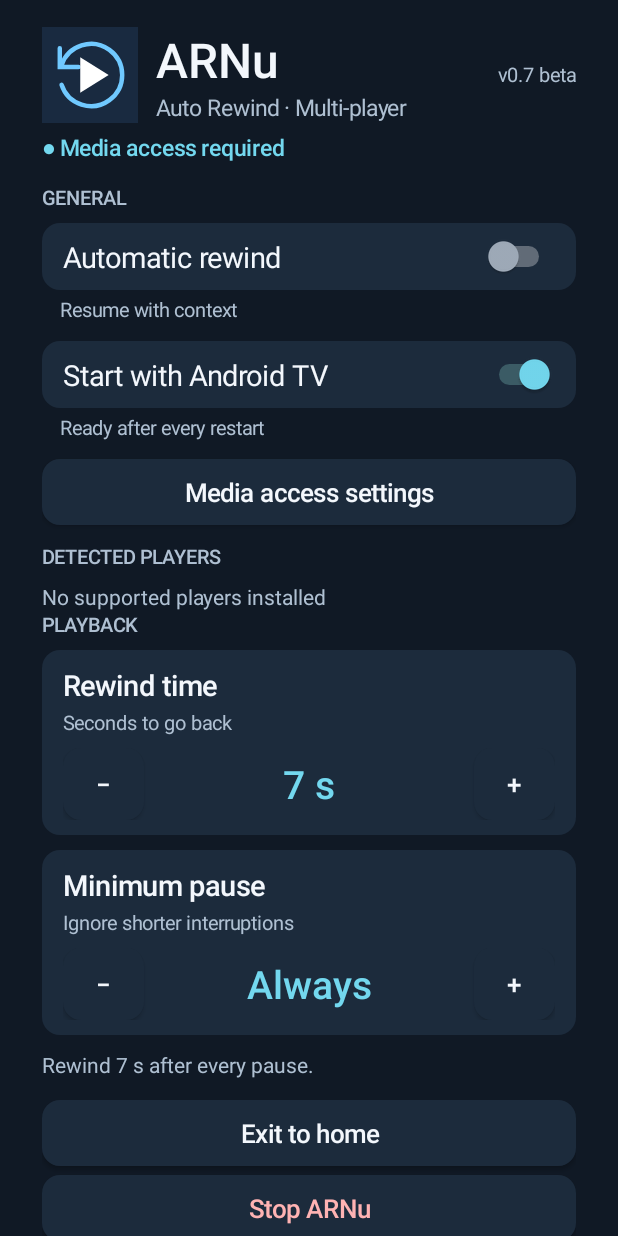
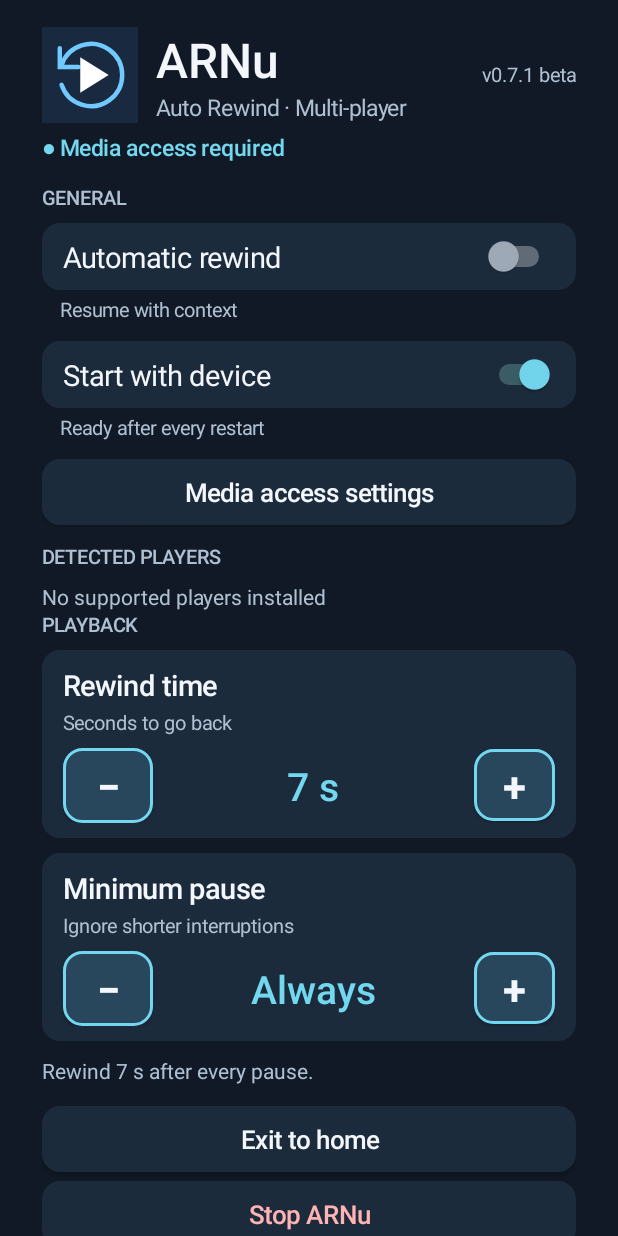
Before and after one commit to usertion/ARNu, an Android app: the screen it shows after launch (MainActivity), on a phone screen of 412 x 824 dp. Run offline under Robolectric (Android 15) with nearby library versions, the phone set to English and light mode, and no system bars.

Commit message:
0.7.1 beta: MainActivity.java

```diff
--- a/app/src/main/java/org/arnu/diagnostic/MainActivity.java
+++ b/app/src/main/java/org/arnu/diagnostic/MainActivity.java
@@ -19,6 +19,8 @@ public final class MainActivity extends Activity {
  private static final int BG=0xff101925,CARD=0xff1c2b3c,INK=0xfff3f7fc,MUTED=0xffafc0d2,ACCENT=0xff73d8ef;
  private SharedPreferences p;
  private TextView status,summary;
+ private final java.util.Map<String,Switch> switches=new java.util.HashMap<>();
+ private boolean syncing;
  private String t(String en,String sp){return es?sp:en;}
  private int dp(float n){return Math.round(n*getResources().getDisplayMetrics().density);}
  private GradientDrawable shape(int color,int stroke){GradientDrawable d=new GradientDrawable();d.setColor(color);d.setCornerRadius(dp(12));if(stroke!=0)d.setStroke(dp(2),stroke);return d;}
@@ -29,28 +31,29 @@ public final class MainActivity extends Activity {
  private void gap(LinearLayout l,int h){Space s=new Space(this);l.addView(s,new LinearLayout.LayoutParams(1,dp(h)));}
  private void fill(LinearLayout l,android.view.View v){l.addView(v,new LinearLayout.LayoutParams(0,-2,1));}
  private Button button(String text){Button b=new Button(this);b.setText(text);b.setTextSize(17);b.setTextColor(INK);b.setAllCaps(false);b.setBackground(focus());b.setMinHeight(dp(44));b.setMinimumHeight(dp(44));b.setPadding(dp(12),dp(5),dp(12),dp(5));b.setFocusable(true);return b;}
+ private Button counterButton(String text){Button b=button(text);b.setTextSize(28);b.setTypeface(Typeface.DEFAULT_BOLD);b.setTextColor(INK);StateListDrawable d=new StateListDrawable();d.addState(new int[]{android.R.attr.state_focused},shape(0xff17637b,0xffffffff));d.addState(new int[]{android.R.attr.state_pressed},shape(0xff17637b,0xffffffff));d.addState(new int[]{},shape(0xff29475c,ACCENT));b.setBackground(d);return b;}
  private void toggle(LinearLayout parent,String title,String subtitle,String key,boolean def){
  Switch s=new Switch(this);s.setText(title);s.setTextColor(INK);s.setTextSize(19);s.setShowText(false);s.setChecked(p.getBoolean(key,def));s.setBackground(focus());s.setPadding(dp(14),dp(9),dp(14),dp(9));s.setFocusable(true);
  s.setThumbTintList(new ColorStateList(new int[][]{new int[]{android.R.attr.state_checked},new int[]{}},new int[]{ACCENT,0xffa0acba}));
- s.setOnCheckedChangeListener((v,on)->{p.edit().putBoolean(key,on).apply();refresh();});parent.addView(s,new LinearLayout.LayoutParams(-1,-2));gap(parent,4);TextView hint=label(subtitle,13,MUTED,false);hint.setPadding(dp(12),0,0,0);parent.addView(hint);gap(parent,12);
+ s.setSaveEnabled(false);switches.put(key,s);s.setOnCheckedChangeListener((v,on)->{if(!syncing){p.edit().putBoolean(key,on).commit();refresh();}});parent.addView(s,new LinearLayout.LayoutParams(-1,-2));gap(parent,4);TextView hint=label(subtitle,13,MUTED,false);hint.setPadding(dp(12),0,0,0);parent.addView(hint);gap(parent,12);
  }
  private void counter(LinearLayout parent,String title,String subtitle,String key,int min,int max,int def){
  LinearLayout card=vertical();card.setBackground(shape(CARD,0));card.setPadding(dp(14),dp(10),dp(14),dp(10));card.addView(label(title,19,INK,true));gap(card,3);card.addView(label(subtitle,13,MUTED,false));gap(card,8);
- LinearLayout row=horizontal();Button minus=button("−"),plus=button("+");TextView val=label("",26,ACCENT,true);val.setGravity(Gravity.CENTER);row.addView(minus,new LinearLayout.LayoutParams(dp(54),dp(48)));fill(row,val);row.addView(plus,new LinearLayout.LayoutParams(dp(54),dp(48)));card.addView(row);parent.addView(card);gap(parent,10);
+ LinearLayout row=horizontal();Button minus=counterButton("−"),plus=counterButton("+");TextView val=label("",26,ACCENT,true);val.setGravity(Gravity.CENTER);row.addView(minus,new LinearLayout.LayoutParams(dp(60),dp(50)));fill(row,val);row.addView(plus,new LinearLayout.LayoutParams(dp(54),dp(48)));card.addView(row);parent.addView(card);gap(parent,10);
  Runnable display=()->{int n=p.getInt(key,def);val.setText(n==0?t("Always","Siempre"):n+" s");minus.setContentDescription(t("Decrease ","Reducir ")+title);plus.setContentDescription(t("Increase ","Aumentar ")+title);};
- minus.setOnClickListener(v->{p.edit().putInt(key,Math.max(min,p.getInt(key,def)-1)).apply();display.run();refresh();});
- plus.setOnClickListener(v->{p.edit().putInt(key,Math.min(max,p.getInt(key,def)+1)).apply();display.run();refresh();});display.run();
+ minus.setOnClickListener(v->{p.edit().putInt(key,Math.max(min,p.getInt(key,def)-1)).commit();display.run();refresh();});
+ plus.setOnClickListener(v->{p.edit().putInt(key,Math.min(max,p.getInt(key,def)+1)).commit();display.run();refresh();});display.run();
  }
  @Override public void onCreate(Bundle b){
  super.onCreate(b);p=getSharedPreferences("arnu",0);p.edit().putInt("opened_boot",Settings.Global.getInt(getContentResolver(),"boot_count",-1)).apply();
  ScrollView scroll=new ScrollView(this);scroll.setFillViewport(true);scroll.setBackgroundColor(BG);LinearLayout root=vertical();root.setPadding(dp(28),dp(18),dp(28),dp(18));scroll.addView(root);setContentView(scroll);
- LinearLayout header=horizontal();ImageView logo=new ImageView(this);logo.setImageResource(R.drawable.arnu_icon);header.addView(logo,new LinearLayout.LayoutParams(dp(64),dp(64)));LinearLayout branding=vertical();branding.setPadding(dp(12),0,0,0);branding.addView(label("ARNu",32,INK,true));branding.addView(label("Auto Rewind · Multi-player",15,MUTED,false));fill(header,branding);header.addView(label("v0.7 beta",13,MUTED,false));root.addView(header);gap(root,6);status=label("",15,ACCENT,true);root.addView(status);gap(root,14);
+ LinearLayout header=horizontal();ImageView logo=new ImageView(this);logo.setImageResource(R.drawable.arnu_icon);header.addView(logo,new LinearLayout.LayoutParams(dp(64),dp(64)));LinearLayout branding=vertical();branding.setPadding(dp(12),0,0,0);branding.addView(label("ARNu",32,INK,true));branding.addView(label("Auto Rewind · Multi-player",15,MUTED,false));fill(header,branding);header.addView(label("v0.7.1 beta",13,MUTED,false));root.addView(header);gap(root,6);status=label("",15,ACCENT,true);root.addView(status);gap(root,14);
  boolean wide=getResources().getConfiguration().screenWidthDp>=650;LinearLayout columns=wide?horizontal():vertical();columns.setGravity(Gravity.TOP);root.addView(columns);
  LinearLayout left=vertical(),right=vertical();if(wide){fill(columns,left);Space sp=new Space(this);columns.addView(sp,new LinearLayout.LayoutParams(dp(20),1));fill(columns,right);}else{columns.addView(left);columns.addView(right);}
  left.addView(label(t("GENERAL","GENERAL"),13,MUTED,true));gap(left,8);
  toggle(left,t("Automatic rewind","Retroceso automático"),t("Resume with context","Retoma la historia sin perderte nada"),"enabled",false);
- toggle(left,t("Start with Android TV","Iniciar con Android TV"),t("Ready after every restart","Listo después de cada reinicio"),"autostart",true);
- Button grant=button(t("Media access settings","Configurar acceso multimedia"));grant.setOnClickListener(v->{try{startActivity(new Intent(Settings.ACTION_NOTIFICATION_LISTENER_SETTINGS));}catch(Exception e){Toast.makeText(this,e.toString(),Toast.LENGTH_LONG).show();}});left.addView(grant);gap(left,12);
+ toggle(left,t("Start with device","Iniciar con el dispositivo"),t("Ready after every restart","Listo después de cada reinicio"),"autostart",true);
+ Button grant=button(t("Media access settings","Configurar acceso multimedia"));grant.setOnClickListener(v->{try{startActivity(new Intent(Settings.ACTION_NOTIFICATION_LISTENER_SETTINGS));}catch(Exception e){new android.app.AlertDialog.Builder(this).setTitle(t("Media access","Acceso multimedia")).setMessage(t("Settings unavailable. Use ADB shell:\ncmd notification allow_listener org.arnu.diagnostic/org.arnu.diagnostic.SessionListener","Ajustes no disponibles. Usa la consola ADB:\ncmd notification allow_listener org.arnu.diagnostic/org.arnu.diagnostic.SessionListener")).setPositiveButton("OK",null).show();}});left.addView(grant);gap(left,12);
  left.addView(label(t("DETECTED PLAYERS","REPRODUCTORES DETECTADOS"),13,MUTED,true));gap(left,8);
  int count=0;
  for(int j=0;j<Players.PACKAGES.length;j++){
@@ -61,7 +64,7 @@ public final class MainActivity extends Activity {
   final Intent target=launch;count++;
   LinearLayout row=horizontal();
   Switch sw=new Switch(this);sw.setText(name);sw.setTextColor(INK);sw.setTextSize(17);sw.setChecked(Players.enabled(p,pkg));sw.setFocusable(true);sw.setBackground(focus());sw.setPadding(dp(10),dp(8),dp(10),dp(8));
-  sw.setOnCheckedChangeListener((v,on)->p.edit().putBoolean("player."+pkg,on).apply());
+  sw.setSaveEnabled(false);switches.put("player."+pkg,sw);sw.setOnCheckedChangeListener((v,on)->{if(!syncing)p.edit().putBoolean("player."+pkg,on).commit();});
   fill(row,sw);Button open=button("▶");open.setContentDescription(t("Open ","Abrir ")+name);open.setTextColor(ACCENT);
   open.setOnClickListener(v->{try{startActivity(target);finishAndRemoveTask();}catch(Exception e){Toast.makeText(this,e.toString(),Toast.LENGTH_SHORT).show();}});
   row.addView(open,new LinearLayout.LayoutParams(dp(56),dp(48)));left.addView(row);gap(left,6);
@@ -75,11 +78,11 @@ public final class MainActivity extends Activity {
  Button home=button(t("Exit to home","Salir al inicio")),stop=button(t("Stop ARNu","Detener ARNu"));stop.setTextColor(0xffffb3b3);
  if(wide){fill(actions,home);Space z=new Space(this);actions.addView(z,new LinearLayout.LayoutParams(dp(8),1));fill(actions,stop);}else{actions.addView(home);gap(actions,6);actions.addView(stop);}
  home.setOnClickListener(v->goHome());
- stop.setOnClickListener(v->new android.app.AlertDialog.Builder(this).setTitle(t("Stop ARNu?","¿Detener ARNu?")).setMessage(t("Automatic rewind will stay disabled until you enable it again.","El retroceso quedará desactivado hasta que vuelvas a activarlo.")).setNegativeButton(t("Cancel","Cancelar"),null).setPositiveButton(t("Stop","Detener"),(d,w)->{p.edit().putBoolean("enabled",false).apply();goHome();}).show());
+ stop.setOnClickListener(v->new android.app.AlertDialog.Builder(this).setTitle(t("Stop ARNu?","¿Detener ARNu?")).setMessage(t("Automatic rewind will stay disabled until you enable it again.","El retroceso quedará desactivado hasta que vuelvas a activarlo.")).setNegativeButton(t("Cancel","Cancelar"),null).setPositiveButton(t("Stop","Detener"),(d,w)->{p.edit().putBoolean("enabled",false).commit();goHome();}).show());
  refresh();
  }
  private void goHome(){Intent i=new Intent(Intent.ACTION_MAIN);i.addCategory(Intent.CATEGORY_HOME);i.addFlags(Intent.FLAG_ACTIVITY_NEW_TASK);try{startActivity(i);}finally{finishAndRemoveTask();}}
  @Override public void onBackPressed(){finishAndRemoveTask();}
- @Override protected void onResume(){super.onResume();refresh();}
+ @Override protected void onResume(){super.onResume();syncing=true;try{for(java.util.Map.Entry<String,Switch> e:switches.entrySet())e.getValue().setChecked(p.getBoolean(e.getKey(),!e.getKey().equals("enabled")));}finally{syncing=false;}refresh();}
  private void refresh(){if(status==null||p==null)return;NotificationManager nm=(NotificationManager)getSystemService(NOTIFICATION_SERVICE);boolean access=nm.isNotificationListenerAccessGranted(new ComponentName(this,SessionListener.class));status.setText(!access?t("● Media access required","● Falta acceso multimedia"):p.getBoolean("enabled",false)?t("● Enabled · Media access granted","● Activado · Acceso concedido"):t("● Disabled","● Desactivado"));if(summary!=null){int n=p.getInt("min_pause",0),s=p.getInt("seconds",7);summary.setText(n==0?t("Rewind "+s+" s after every pause.","Retrocede "+s+" s después de cualquier pausa."):t("Rewind "+s+" s after a pause of at least "+n+" s.","Retrocede "+s+" s tras una pausa de al menos "+n+" s."));}}
 }
```
